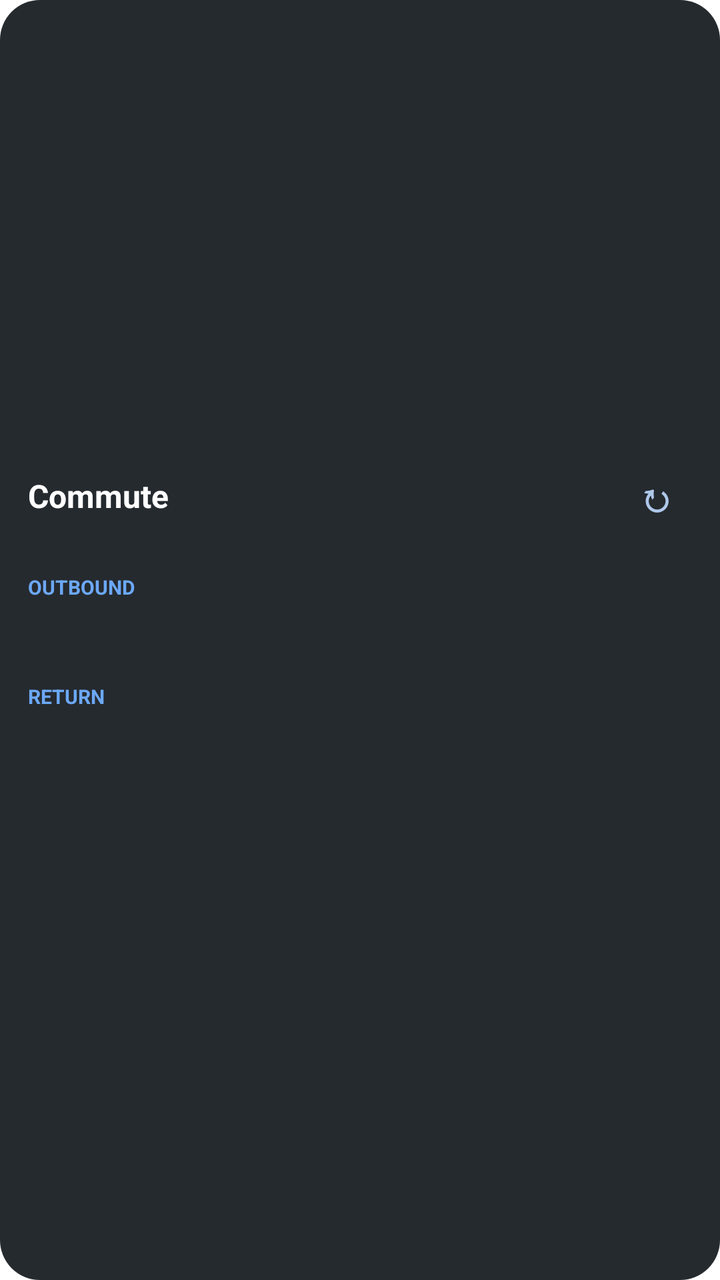
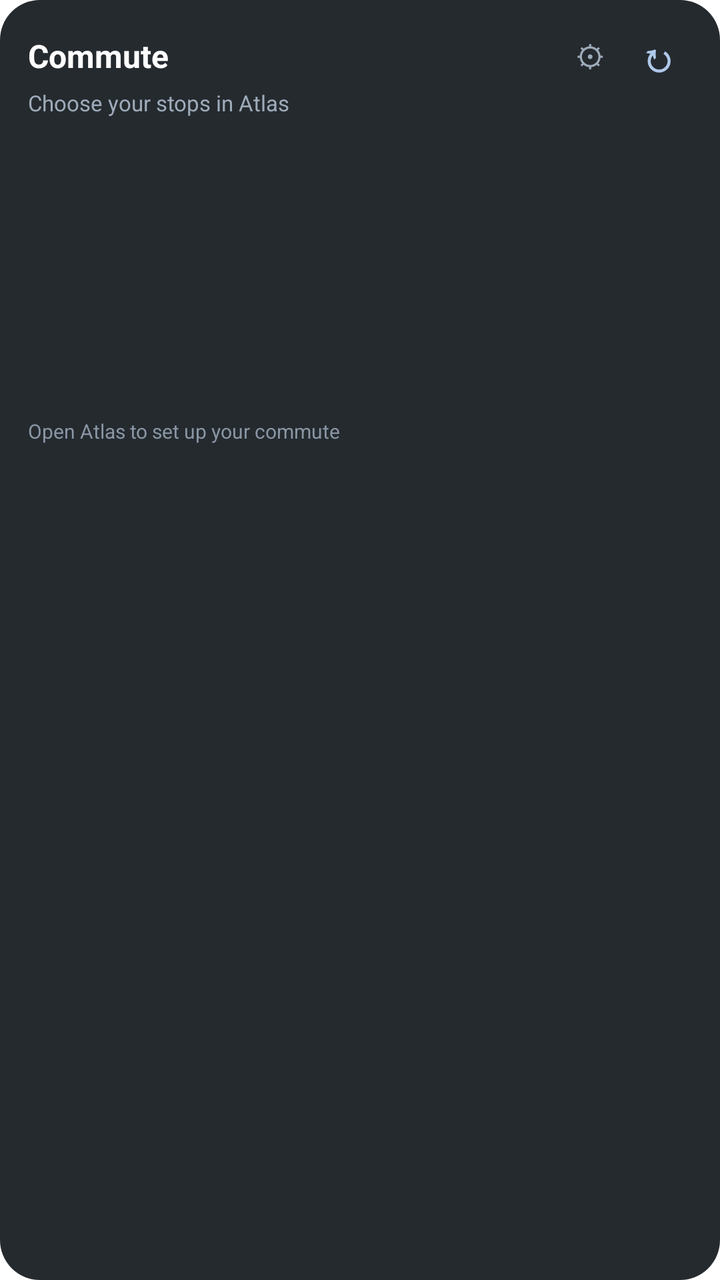

An Android layout rendered at two revisions. The XML below is the earlier revision; the diff shows what the commit changed to produce the second picture.
<!-- AndroidManifest.xml: fallback theme Theme.MaterialComponents.DayNight.NoActionBar -->
<!-- res/layout/atlas_commute_widget.xml -->
<?xml version="1.0" encoding="utf-8"?>
<LinearLayout
  xmlns:android="http://schemas.android.com/apk/res/android"
  android:id="@+id/atlas_commute_widget_root"
  android:layout_width="match_parent"
  android:layout_height="match_parent"
  android:background="@drawable/atlas_commute_widget_background"
  android:gravity="center_vertical"
  android:orientation="vertical">

  <LinearLayout
    android:layout_width="match_parent"
    android:layout_height="wrap_content"
    android:gravity="center_vertical"
    android:orientation="horizontal">
    <TextView
      android:id="@+id/atlas_commute_title"
      android:layout_width="0dp"
      android:layout_height="wrap_content"
      android:layout_weight="1"
      android:ellipsize="end"
      android:maxLines="1"
      android:text="Commute"
      android:textColor="#FFFFFFFF"
      android:textSize="16sp"
      android:textStyle="bold" />
    <TextView
      android:id="@+id/atlas_commute_refresh"
      android:layout_width="36dp"
      android:layout_height="32dp"
      android:gravity="center"
      android:text="↻"
      android:textColor="#FFAFC8EA"
      android:textSize="20sp"
      android:textStyle="bold" />
  </LinearLayout>

  <TextView
    android:id="@+id/atlas_commute_route"
    android:layout_width="match_parent"
    android:layout_height="wrap_content"
    android:ellipsize="end"
    android:maxLines="1"
    android:textColor="#FF9EABB9"
    android:textSize="11sp" />

  <TextView
    android:layout_width="match_parent"
    android:layout_height="wrap_content"
    android:layout_marginTop="8dp"
    android:text="OUTBOUND"
    android:textColor="#FF6CA8F7"
    android:textSize="10sp"
    android:textStyle="bold" />
  <TextView
    android:id="@+id/atlas_commute_outbound_1"
    android:layout_width="match_parent"
    android:layout_height="wrap_content"
    android:ellipsize="end"
    android:maxLines="1"
    android:textColor="#FFFFFFFF"
    android:textSize="13sp"
    android:textStyle="bold" />
  <TextView
    android:id="@+id/atlas_commute_outbound_2"
    android:layout_width="match_parent"
    android:layout_height="wrap_content"
    android:ellipsize="end"
    android:maxLines="1"
    android:textColor="#FFD3D9E0"
    android:textSize="12sp" />

  <TextView
    android:layout_width="match_parent"
    android:layout_height="wrap_content"
    android:layout_marginTop="7dp"
    android:text="RETURN"
    android:textColor="#FF6CA8F7"
    android:textSize="10sp"
    android:textStyle="bold" />
  <TextView
    android:id="@+id/atlas_commute_inbound_1"
    android:layout_width="match_parent"
    android:layout_height="wrap_content"
    android:ellipsize="end"
    android:maxLines="1"
    android:textColor="#FFFFFFFF"
    android:textSize="13sp"
    android:textStyle="bold" />
  <TextView
    android:id="@+id/atlas_commute_inbound_2"
    android:layout_width="match_parent"
    android:layout_height="wrap_content"
    android:ellipsize="end"
    android:maxLines="1"
    android:textColor="#FFD3D9E0"
    android:textSize="12sp" />

  <TextView
    android:id="@+id/atlas_commute_status"
    android:layout_width="match_parent"
    android:layout_height="wrap_content"
    android:layout_marginTop="7dp"
    android:ellipsize="end"
    android:maxLines="1"
    android:textColor="#FF8996A4"
    android:textSize="10sp" />
</LinearLayout>
<!-- resources referenced by this layout -->
<resources>
  <!-- drawable atlas_commute_widget_background (drawable) -->
  <?xml version="1.0" encoding="utf-8"?>
  <shape xmlns:android="http://schemas.android.com/apk/res/android" android:shape="rectangle">
    <solid android:color="#F0181D23" />
    <corners android:radius="20dp" />
    <padding android:left="14dp" android:top="12dp" android:right="14dp" android:bottom="10dp" />
  </shape>
</resources>

<!-- the commit's change to res/layout/atlas_commute_widget.xml (unified diff, before → after) -->
@@ -5,7 +5,6 @@
   android:layout_width="match_parent"
   android:layout_height="match_parent"
   android:background="@drawable/atlas_commute_widget_background"
-  android:gravity="center_vertical"
   android:orientation="vertical">
 
   <LinearLayout
@@ -25,8 +24,16 @@
       android:textSize="16sp"
       android:textStyle="bold" />
     <TextView
+      android:id="@+id/atlas_commute_configure"
+      android:layout_width="34dp"
+      android:layout_height="32dp"
+      android:gravity="center"
+      android:text="⚙"
+      android:textColor="#FF9EABB9"
+      android:textSize="15sp" />
+    <TextView
       android:id="@+id/atlas_commute_refresh"
-      android:layout_width="36dp"
+      android:layout_width="34dp"
       android:layout_height="32dp"
       android:gravity="center"
       android:text="↻"
@@ -41,60 +48,93 @@
     android:layout_height="wrap_content"
     android:ellipsize="end"
     android:maxLines="1"
+    android:text="Choose your stops in Atlas"
     android:textColor="#FF9EABB9"
     android:textSize="11sp" />
 
-  <TextView
+  <LinearLayout
+    android:id="@+id/atlas_commute_block_1"
     android:layout_width="match_parent"
     android:layout_height="wrap_content"
     android:layout_marginTop="8dp"
-    android:text="OUTBOUND"
-    android:textColor="#FF6CA8F7"
-    android:textSize="10sp"
-    android:textStyle="bold" />
-  <TextView
-    android:id="@+id/atlas_commute_outbound_1"
-    android:layout_width="match_parent"
-    android:layout_height="wrap_content"
-    android:ellipsize="end"
-    android:maxLines="1"
-    android:textColor="#FFFFFFFF"
-    android:textSize="13sp"
-    android:textStyle="bold" />
-  <TextView
-    android:id="@+id/atlas_commute_outbound_2"
-    android:layout_width="match_parent"
-    android:layout_height="wrap_content"
-    android:ellipsize="end"
-    android:maxLines="1"
-    android:textColor="#FFD3D9E0"
-    android:textSize="12sp" />
+    android:orientation="vertical">
+    <TextView
+      android:id="@+id/atlas_commute_label_1"
+      android:layout_width="match_parent"
+      android:layout_height="wrap_content"
+      android:ellipsize="end"
+      android:maxLines="1"
+      android:textColor="#FF6CA8F7"
+      android:textSize="10sp"
+      android:textStyle="bold" />
+    <TextView
+      android:id="@+id/atlas_commute_row_1_1"
+      android:layout_width="match_parent"
+      android:layout_height="wrap_content"
+      android:ellipsize="end"
+      android:maxLines="1"
+      android:textColor="#FFFFFFFF"
+      android:textSize="13sp"
+      android:textStyle="bold" />
+    <TextView
+      android:id="@+id/atlas_commute_row_1_2"
+      android:layout_width="match_parent"
+      android:layout_height="wrap_content"
+      android:ellipsize="end"
+      android:maxLines="1"
+      android:textColor="#FFD3D9E0"
+      android:textSize="12sp" />
+    <TextView
+      android:id="@+id/atlas_commute_row_1_3"
+      android:layout_width="match_parent"
+      android:layout_height="wrap_content"
+      android:ellipsize="end"
+      android:maxLines="1"
+      android:textColor="#FFB9C2CC"
+      android:textSize="12sp" />
+  </LinearLayout>
 
-  <TextView
+  <LinearLayout
+    android:id="@+id/atlas_commute_block_2"
     android:layout_width="match_parent"
     android:layout_height="wrap_content"
     android:layout_marginTop="7dp"
-    android:text="RETURN"
-    android:textColor="#FF6CA8F7"
-    android:textSize="10sp"
-    android:textStyle="bold" />
-  <TextView
-    android:id="@+id/atlas_commute_inbound_1"
-    android:layout_width="match_parent"
-    android:layout_height="wrap_content"
-    android:ellipsize="end"
-    android:maxLines="1"
-    android:textColor="#FFFFFFFF"
-    android:textSize="13sp"
-    android:textStyle="bold" />
-  <TextView
-    android:id="@+id/atlas_commute_inbound_2"
-    android:layout_width="match_parent"
-    android:layout_height="wrap_content"
-    android:ellipsize="end"
-    android:maxLines="1"
-    android:textColor="#FFD3D9E0"
-    android:textSize="12sp" />
+    android:orientation="vertical">
+    <TextView
+      android:id="@+id/atlas_commute_label_2"
+      android:layout_width="match_parent"
+      android:layout_height="wrap_content"
+      android:ellipsize="end"
+      android:maxLines="1"
+      android:textColor="#FF6CA8F7"
+      android:textSize="10sp"
+      android:textStyle="bold" />
+    <TextView
+      android:id="@+id/atlas_commute_row_2_1"
+      android:layout_width="match_parent"
+      android:layout_height="wrap_content"
+      android:ellipsize="end"
+      android:maxLines="1"
+      android:textColor="#FFFFFFFF"
+      android:textSize="13sp"
+      android:textStyle="bold" />
+    <TextView
+      android:id="@+id/atlas_commute_row_2_2"
+      android:layout_width="match_parent"
+      android:layout_height="wrap_content"
+      android:ellipsize="end"
+      android:maxLines="1"
+      android:textColor="#FFD3D9E0"
+      android:textSize="12sp" />
+    <TextView
+      android:id="@+id/atlas_commute_row_2_3"
+      android:layout_width="match_parent"
+      android:layout_height="wrap_content"
+      android:ellipsize="end"
+      android:maxLines="1"
+      android:textColor="#FFB9C2CC"
+      android:textSize="12sp" />
+  </LinearLayout>
 
   <TextView
     android:id="@+id/atlas_commute_status"
@@ -102,7 +142,8 @@
     android:layout_height="wrap_content"
     android:layout_marginTop="7dp"
     android:ellipsize="end"
-    android:maxLines="1"
+    android:maxLines="2"
+    android:text="Open Atlas to set up your commute"
     android:textColor="#FF8996A4"
     android:textSize="10sp" />
 </LinearLayout>
